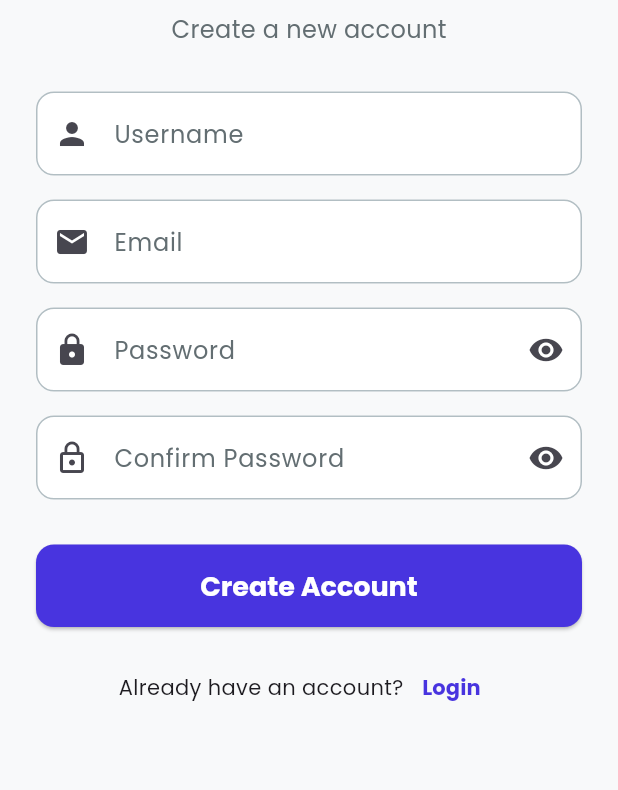
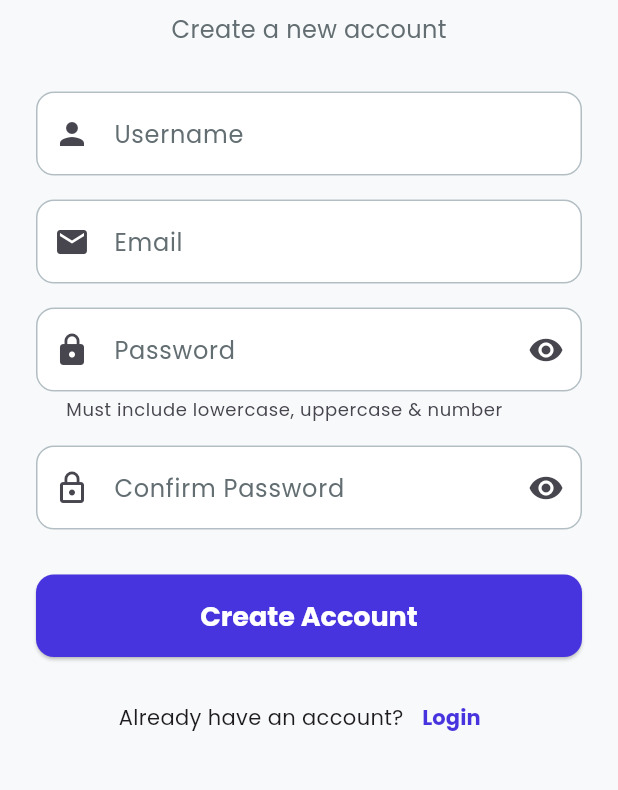
Before and after one commit to prthamesh-pr/Game, a Flutter app: the RegisterScreen screen opened directly, after a tap on "Create Account", after a tap on "Login", after a tap on "Register", on a phone screen of 412 x 824 dp, the part 240-1030 px from its top. Run offline on Flutter 3.47's test engine with Material 3 defaults, Android fonts, the light colour scheme and no system bars; our stand-ins replace curved_navigation_bar, flutter_spinkit, fluttertoast, google_fonts, lottie, shared_preferences and 1 more; accounts and stored records are empty; network calls fail.

Commit message:
Fix password validation in register_screen.dart to match backend requirements

```diff
--- a/frontend_andriod/lib/screens/register_screen.dart
+++ b/frontend_andriod/lib/screens/register_screen.dart
@@ -165,6 +165,8 @@ class _RegisterScreenState extends State<RegisterScreen> {
                           });
                         },
                       ),
+                      helperText: 'Must include lowercase, uppercase & number',
+                      helperMaxLines: 2,
                       border: OutlineInputBorder(
                         borderRadius: BorderRadius.circular(12),
                       ),
@@ -175,6 +177,18 @@ class _RegisterScreenState extends State<RegisterScreen> {
                       }
                       if (value.length < 6) {
                         return 'Password must be at least 6 characters';
+                      }
+                      // Check for at least one lowercase letter
+                      if (!value.contains(RegExp(r'[a-z]'))) {
+                        return 'Password must contain at least one lowercase letter';
+                      }
+                      // Check for at least one uppercase letter
+                      if (!value.contains(RegExp(r'[A-Z]'))) {
+                        return 'Password must contain at least one uppercase letter';
+                      }
+                      // Check for at least one number
+                      if (!value.contains(RegExp(r'[0-9]'))) {
+                        return 'Password must contain at least one number';
                       }
                       return null;
                     },
```
Also changed, not shown: 1 other file.
